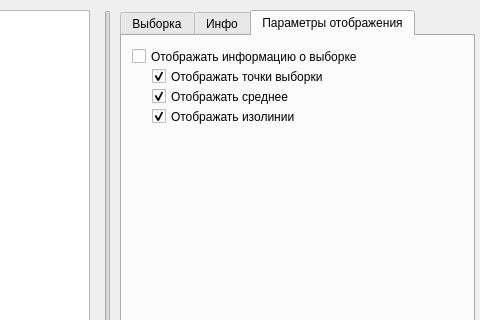
lifchicker/pattern-recognition-lab-5, file mainwindow.ui: the form before one commit; both pictures show x 320 to 800 and y 0 to 320 of the 800 by 440 pixel window.
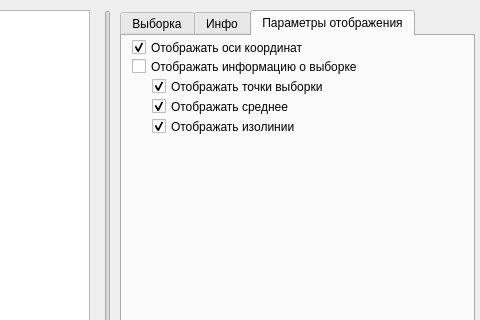
The form after the commit. The open tabs and pages were chosen to show the change.

Diff of the .ui file:
```diff
--- a/mainwindow.ui
+++ b/mainwindow.ui
@@ -878,7 +878,7 @@
       <property name="geometry">
        <rect>
         <x>30</x>
-        <y>50</y>
+        <y>60</y>
         <width>181</width>
         <height>21</height>
        </rect>
@@ -894,8 +894,8 @@
       <property name="geometry">
        <rect>
         <x>30</x>
-        <y>70</y>
-        <width>171</width>
+        <y>80</y>
+        <width>181</width>
         <height>21</height>
        </rect>
       </property>
@@ -910,8 +910,8 @@
       <property name="geometry">
        <rect>
         <x>30</x>
-        <y>30</y>
-        <width>211</width>
+        <y>40</y>
+        <width>221</width>
         <height>21</height>
        </rect>
       </property>
@@ -926,8 +926,8 @@
       <property name="geometry">
        <rect>
         <x>10</x>
-        <y>10</y>
-        <width>271</width>
+        <y>20</y>
+        <width>281</width>
         <height>21</height>
        </rect>
       </property>
@@ -935,6 +935,22 @@
        <string>Отображать информацию о выборке</string>
       </property>
      </widget>
+     <widget class="QCheckBox" name="checkBoxDrawAxises">
+      <property name="geometry">
+       <rect>
+        <x>10</x>
+        <y>0</y>
+        <width>221</width>
+        <height>23</height>
+       </rect>
+      </property>
+      <property name="text">
+       <string>Отображать оси координат</string>
+      </property>
+      <property name="checked">
+       <bool>true</bool>
+      </property>
+     </widget>
     </widget>
    </widget>
   </widget>
```
Left out of the diff: 10 changed lines with no effect on the pictures.
